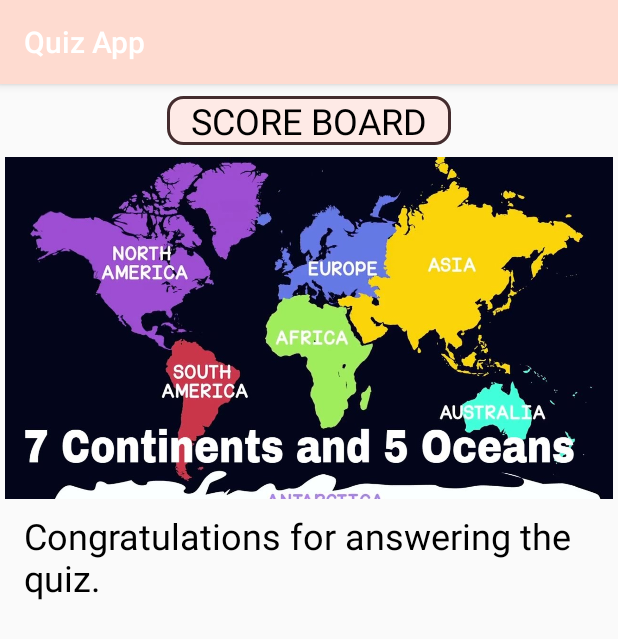
After one commit to mentorajk/Quiz-App, an Android app: the Main2Activity screen opened directly, with no data from a screen before it, on a phone screen of 412 x 824 dp. The commit adds this screen. Shown: the top 639 px of the screen. Run offline under Robolectric (Android 15) with nearby library versions, the phone set to English and light mode, and no system bars.

Commit message:
code updated

```diff
--- a/app/src/main/AndroidManifest.xml
+++ b/app/src/main/AndroidManifest.xml
@@ -16,6 +16,7 @@
                 <category android:name="android.intent.category.LAUNCHER" />
             </intent-filter>
         </activity>
+        <activity android:name=".Main2Activity"></activity>
     </application>
 
 </manifest>
--- /dev/null
+++ b/app/src/main/java/com/mentorajk/android/quizapp/Main2Activity.java
@@ -0,0 +1,13 @@
+package com.mentorajk.android.quizapp;
+
+import android.support.v7.app.AppCompatActivity;
+import android.os.Bundle;
+
+public class Main2Activity extends AppCompatActivity {
+
+    @Override
+    protected void onCreate(Bundle savedInstanceState) {
+        super.onCreate(savedInstanceState);
+        setContentView(R.layout.activity_main2);
+    }
+}
--- a/app/src/main/java/com/mentorajk/android/quizapp/MainActivity.java
+++ b/app/src/main/java/com/mentorajk/android/quizapp/MainActivity.java
@@ -1,19 +1,22 @@
 package com.mentorajk.android.quizapp;
 
+import android.content.Intent;
 import android.support.v7.app.AppCompatActivity;
 import android.os.Bundle;
 import android.view.Menu;
 import android.view.MenuInflater;
 import android.view.MenuItem;
 import android.view.View;
+import android.widget.Button;
 import android.widget.CheckBox;
+import android.widget.CompoundButton;
 import android.widget.EditText;
 import android.widget.RadioButton;
 import android.widget.TextView;
 import android.widget.Toast;
 
 public class MainActivity extends AppCompatActivity {
-
+    int numberOfCheckboxesChecked = 0;
     @Override
     protected void onCreate(Bundle savedInstanceState) {
         super.onCreate(savedInstanceState);
@@ -21,6 +24,7 @@ public class MainActivity extends AppCompatActivity {
     }
 
     public int questionOne(boolean isAnswerPartAChecked, boolean isAnswerPartBChecked, boolean isAnswerPartCChecked, boolean isAnswerPartDChecked) {
+
         //add one point to the score if it is checked
         int score = 0;
         if (isAnswerPartAChecked) {
@@ -262,7 +266,11 @@ public class MainActivity extends AppCompatActivity {
 
         //display in short period of time
         Toast.makeText(MainActivity.this, message,
-                Toast.LENGTH_SHORT).show();
+                Toast.LENGTH_LONG).show();
+
+        Intent myIntent = new Intent(MainActivity.this, Main2Activity.class);
+                MainActivity.this.startActivity(myIntent);
+
     }
 
     //this method is called when the reset button is clicked
--- /dev/null
+++ b/app/src/main/res/layout/activity_main2.xml
@@ -0,0 +1,45 @@
+<?xml version="1.0" encoding="utf-8"?>
+<LinearLayout
+    xmlns:android="http://schemas.android.com/apk/res/android"
+    xmlns:app="http://schemas.android.com/apk/res-auto"
+    xmlns:tools="http://schemas.android.com/tools"
+    android:layout_width="match_parent"
+    android:layout_height="match_parent"
+    tools:context=".Main2Activity"
+    android:orientation="vertical">
+
+
+    <TextView
+        android:layout_width="wrap_content"
+        android:layout_height="wrap_content"
+        android:text="@string/scorebord"
+        android:textSize="24sp"
+        android:layout_gravity="center_horizontal"
+        android:layout_marginBottom="8dp"
+        android:paddingLeft="16dp"
+        android:paddingRight="16dp"
+        android:layout_marginTop="8dp"
+        android:textColor="@android:color/black"
+        android:background="@drawable/border_shape"/>
+
+    <ImageView
+        android:layout_width="wrap_content"
+        android:layout_height="228dp"
+        android:src="@drawable/worldcontinent" />
+
+    <TextView
+        android:layout_width="wrap_content"
+        android:layout_height="wrap_content"
+        android:text="@string/result"
+        android:textSize="24sp"
+        android:layout_gravity="center_horizontal"
+        android:paddingBottom="8dp"
+        android:paddingLeft="16dp"
+        android:paddingRight="16dp"
+        android:paddingTop="8dp"
+        android:textColor="@android:color/black"/>
+
+
+
+
+</LinearLayout>
--- /dev/null
+++ b/app/src/main/res/values/result.xml
@@ -0,0 +1,5 @@
+<?xml version="1.0" encoding="utf-8"?>
+<resources>
+    <string name="result">Congratulations for answering the quiz.</string>
+    <string name="scorebord">SCORE BOARD</string>
+</resources>
```
Also changed, not shown: app/src/main/res/drawable/worldcontinent.jpg (added).
